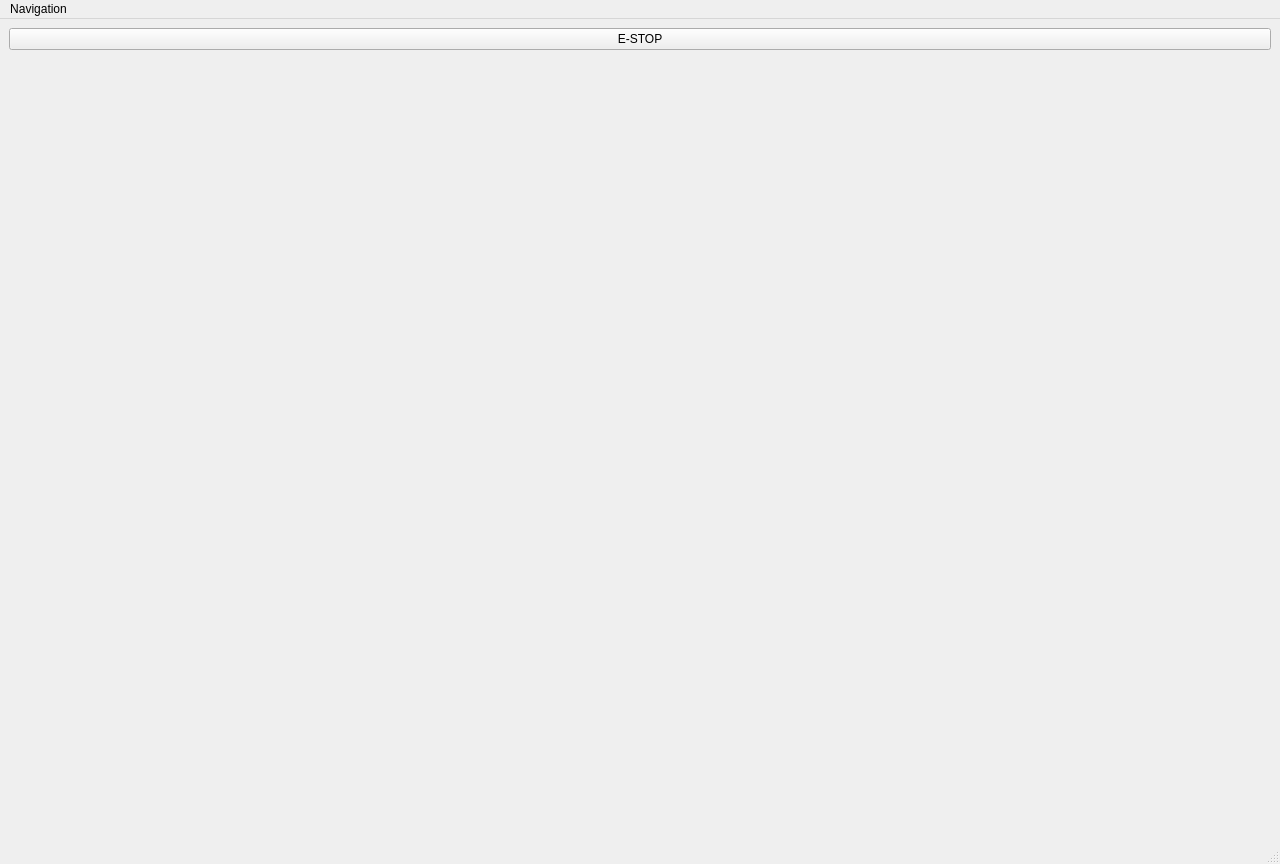
This is frontend/BSCMainWindow.ui in YCP-Rev-Metrix/BallSpinner-Controller-v2 as Qt 5 draws it before an edit. The edited form follows.
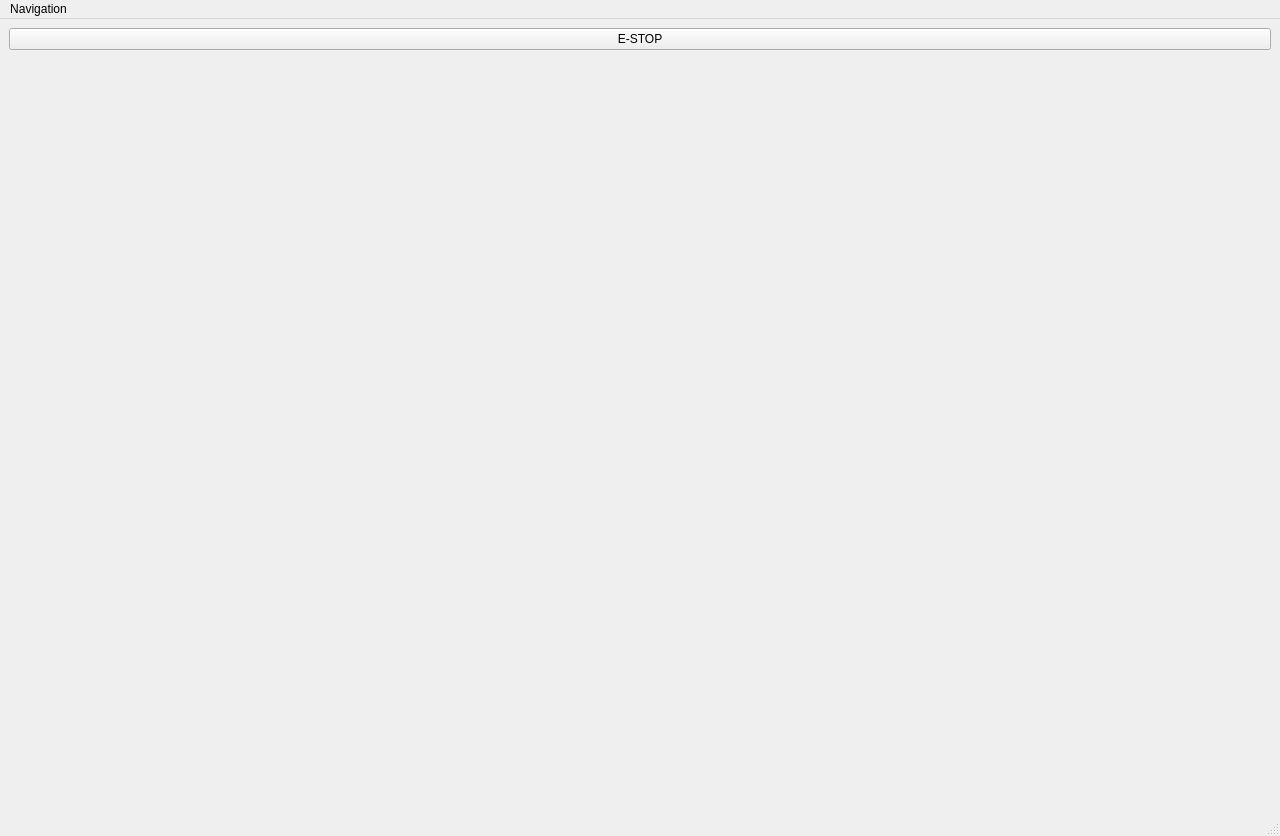
This is the edited form. Custom widgets are drawn as their Qt base class.

The edit to the form file:
```diff
--- a/frontend/BSCMainWindow.ui
+++ b/frontend/BSCMainWindow.ui
@@ -7,7 +7,7 @@
     <x>0</x>
     <y>0</y>
     <width>1280</width>
-    <height>864</height>
+    <height>836</height>
    </rect>
   </property>
   <property name="windowTitle">
```
Left out of the diff: 8 changed lines with no effect on the pictures. Lines whose indentation alone changed are shown as unchanged.
